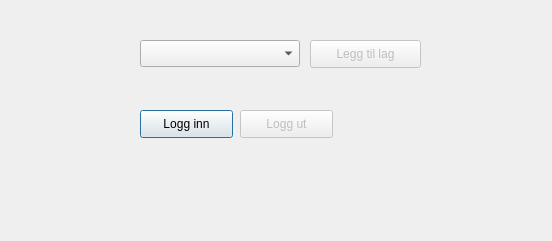
This is ngis_openapi_client_dialog_base.ui in kartverket/SFKB-QGISAPI-klient as Qt 5 draws it before an edit. The edited form follows.
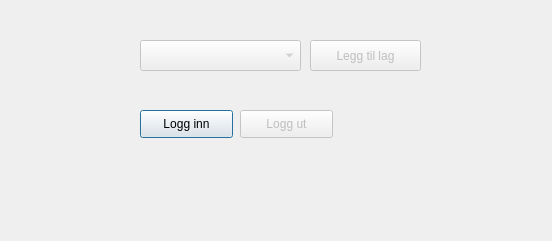
This is the edited form. Custom widgets are drawn as their Qt base class.

Commit message: Fetches id from mComboBox when adding new layer

```diff
--- a/ngis_openapi_client_dialog_base.ui
+++ b/ngis_openapi_client_dialog_base.ui
@@ -39,16 +39,6 @@
     </rect>
    </property>
   </widget>
-  <widget class="QgsCheckableComboBox" name="mComboBox">
-   <property name="geometry">
-    <rect>
-     <x>140</x>
-     <y>40</y>
-     <width>160</width>
-     <height>27</height>
-    </rect>
-   </property>
-  </widget>
   <widget class="QPushButton" name="logOutButton">
    <property name="enabled">
     <bool>false</bool>
@@ -74,7 +64,7 @@
      <x>310</x>
      <y>40</y>
      <width>111</width>
-     <height>28</height>
+     <height>31</height>
     </rect>
    </property>
    <property name="text">
@@ -100,6 +90,19 @@
     <enum>Qt::AutoText</enum>
    </property>
   </widget>
+  <widget class="QComboBox" name="mComboBox">
+   <property name="enabled">
+    <bool>false</bool>
+   </property>
+   <property name="geometry">
+    <rect>
+     <x>140</x>
+     <y>40</y>
+     <width>161</width>
+     <height>31</height>
+    </rect>
+   </property>
+  </widget>
  </widget>
  <customwidgets>
   <customwidget>
@@ -107,11 +110,6 @@
    <extends>QWidget</extends>
    <header>qgsauthconfigselect.h</header>
   </customwidget>
-  <customwidget>
-   <class>QgsCheckableComboBox</class>
-   <extends>QComboBox</extends>
-   <header>qgscheckablecombobox.h</header>
-  </customwidget>
  </customwidgets>
  <resources/>
  <connections/>
```
The commit also changes 1 other file.
